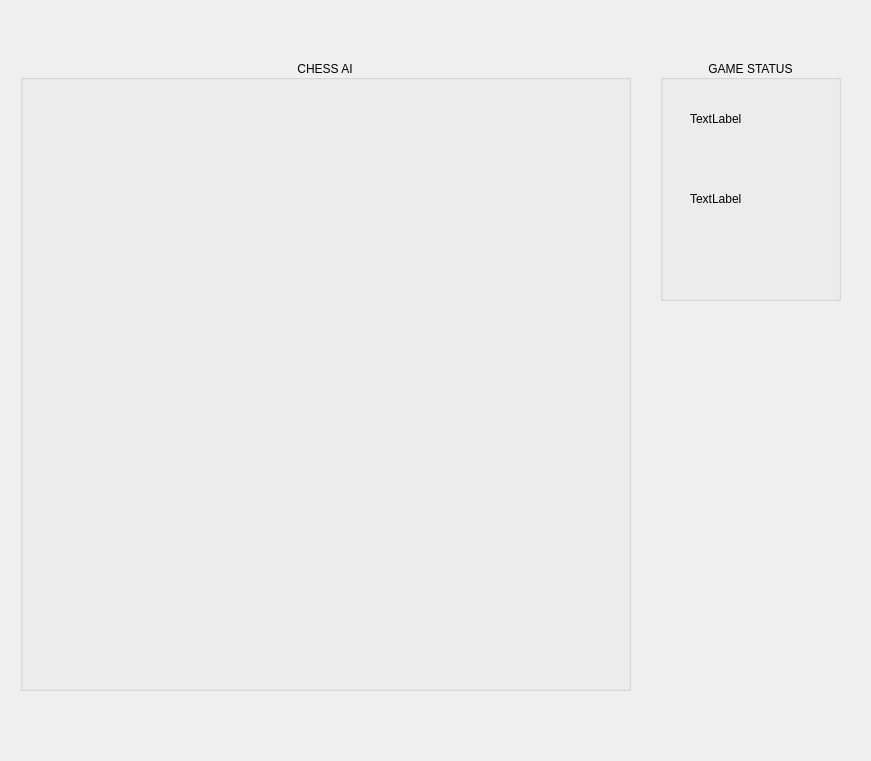
Above: chessAI.ui from addinedu-ros-4th/deeplearning-repo-4 before the change. Below: the same form after it.
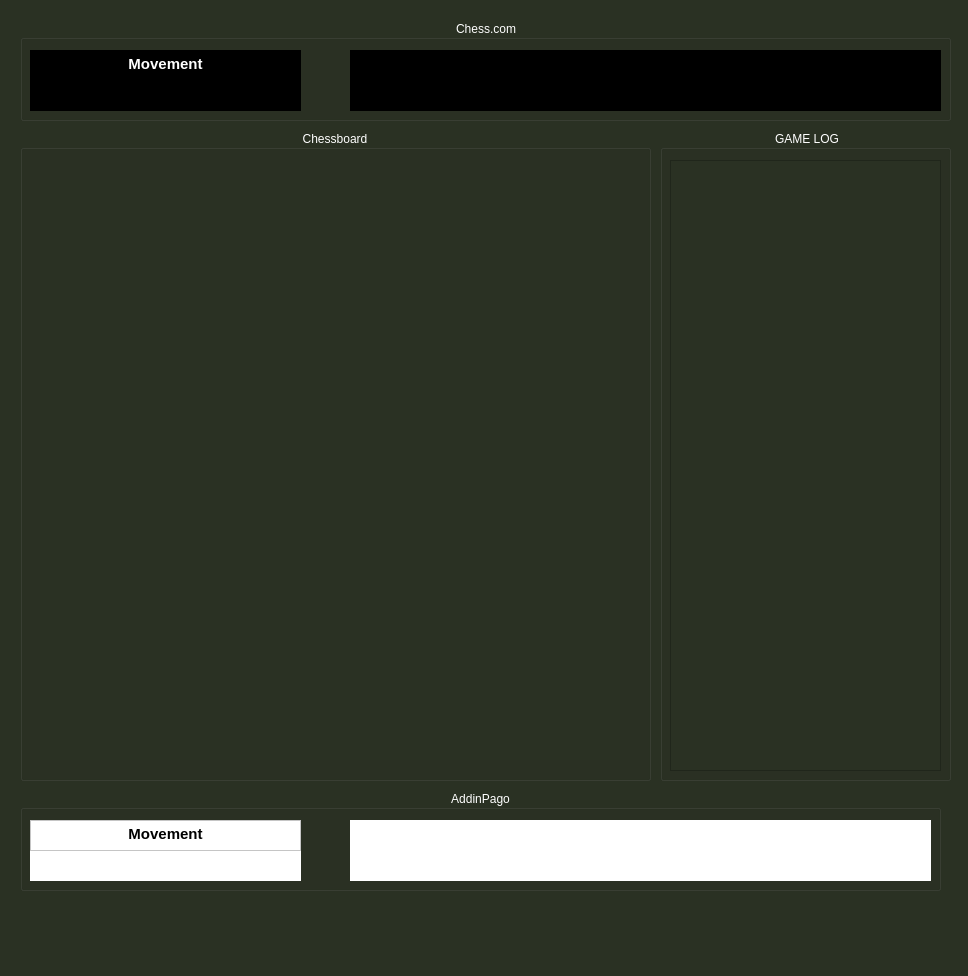
That is the form after the change.

Diff of the .ui file:
```diff
--- a/chessAI.ui
+++ b/chessAI.ui
@@ -6,66 +6,90 @@
    <rect>
     <x>0</x>
     <y>0</y>
-    <width>871</width>
-    <height>761</height>
+    <width>968</width>
+    <height>976</height>
    </rect>
   </property>
   <property name="windowTitle">
    <string>Dialog</string>
   </property>
+  <property name="styleSheet">
+   <string notr="true">background-color: rgb(42, 49, 35);</string>
+  </property>
   <widget class="QGroupBox" name="groupBox">
    <property name="geometry">
     <rect>
      <x>660</x>
-     <y>60</y>
-     <width>181</width>
-     <height>241</height>
+     <y>130</y>
+     <width>291</width>
+     <height>651</height>
     </rect>
    </property>
+   <property name="styleSheet">
+    <string notr="true">color: rgb(255, 255, 255);
+border-color: rgb(0, 0, 0);</string>
+   </property>
    <property name="title">
-    <string>GAME STATUS</string>
+    <string>GAME LOG</string>
    </property>
    <property name="alignment">
     <set>Qt::AlignCenter</set>
    </property>
-   <widget class="QLabel" name="label_2">
+   <widget class="QScrollArea" name="scrollArea">
     <property name="geometry">
      <rect>
-      <x>30</x>
-      <y>50</y>
-      <width>67</width>
-      <height>17</height>
+      <x>10</x>
+      <y>30</y>
+      <width>271</width>
+      <height>611</height>
      </rect>
     </property>
-    <property name="text">
-     <string>TextLabel</string>
+    <property name="widgetResizable">
+     <bool>true</bool>
     </property>
-   </widget>
-   <widget class="QLabel" name="label_3">
-    <property name="geometry">
-     <rect>
-      <x>30</x>
-      <y>130</y>
-      <width>67</width>
-      <height>17</height>
-     </rect>
-    </property>
-    <property name="text">
-     <string>TextLabel</string>
-    </property>
+    <widget class="QWidget" name="scrollAreaWidgetContents">
+     <property name="geometry">
+      <rect>
+       <x>0</x>
+       <y>0</y>
+       <width>269</width>
+       <height>609</height>
+      </rect>
+     </property>
+     <widget class="QLabel" name="gamehistory">
+      <property name="geometry">
+       <rect>
+        <x>0</x>
+        <y>0</y>
+        <width>251</width>
+        <height>591</height>
+       </rect>
+      </property>
+      <property name="text">
+       <string/>
+      </property>
+      <property name="alignment">
+       <set>Qt::AlignHCenter|Qt::AlignTop</set>
+      </property>
+     </widget>
+    </widget>
    </widget>
   </widget>
   <widget class="QGroupBox" name="groupBox_2">
    <property name="geometry">
     <rect>
      <x>20</x>
-     <y>60</y>
-     <width>611</width>
-     <height>631</height>
+     <y>130</y>
+     <width>631</width>
+     <height>651</height>
     </rect>
    </property>
+   <property name="styleSheet">
+    <string notr="true">color: rgb(255, 255, 255);
+border-color: rgb(0, 0, 0);</string>
+   </property>
    <property name="title">
-    <string>CHESS AI</string>
+    <string>Chessboard</string>
    </property>
    <property name="alignment">
     <set>Qt::AlignCenter</set>
@@ -74,9 +98,9 @@
     <property name="geometry">
      <rect>
       <x>20</x>
-      <y>40</y>
-      <width>551</width>
-      <height>531</height>
+      <y>50</y>
+      <width>580</width>
+      <height>580</height>
      </rect>
     </property>
     <property name="text">
@@ -84,6 +108,168 @@
     </property>
    </widget>
   </widget>
+  <widget class="QGroupBox" name="groupBox_3">
+   <property name="geometry">
+    <rect>
+     <x>20</x>
+     <y>20</y>
+     <width>931</width>
+     <height>101</height>
+    </rect>
+   </property>
+   <property name="styleSheet">
+    <string notr="true">color: rgb(255, 255, 255);
+border-color: rgb(0, 0, 0);</string>
+   </property>
+   <property name="title">
+    <string>Chess.com</string>
+   </property>
+   <property name="alignment">
+    <set>Qt::AlignCenter</set>
+   </property>
+   <widget class="QLabel" name="compmove">
+    <property name="geometry">
+     <rect>
+      <x>10</x>
+      <y>60</y>
+      <width>271</width>
+      <height>31</height>
+     </rect>
+    </property>
+    <property name="styleSheet">
+     <string notr="true">background-color: rgb(0, 0, 0);
+border-color: rgb(0, 0, 0);
+color: rgb(255, 255, 255);</string>
+    </property>
+    <property name="text">
+     <string/>
+    </property>
+    <property name="alignment">
+     <set>Qt::AlignCenter</set>
+    </property>
+   </widget>
+   <widget class="QTextEdit" name="textEdit_4">
+    <property name="geometry">
+     <rect>
+      <x>10</x>
+      <y>30</y>
+      <width>271</width>
+      <height>31</height>
+     </rect>
+    </property>
+    <property name="styleSheet">
+     <string notr="true">background-color: rgb(0, 0, 0);
+border-color: rgb(0, 0, 0);</string>
+    </property>
+    <property name="html">
+     <string>&lt;!DOCTYPE HTML PUBLIC &quot;-//W3C//DTD HTML 4.0//EN&quot; &quot;http://www.w3.org/TR/REC-html40/strict.dtd&quot;&gt;
+&lt;html&gt;&lt;head&gt;&lt;meta name=&quot;qrichtext&quot; content=&quot;1&quot; /&gt;&lt;style type=&quot;text/css&quot;&gt;
+p, li { white-space: pre-wrap; }
+&lt;/style&gt;&lt;/head&gt;&lt;body style=&quot; font-family:'Ubuntu'; font-size:11pt; font-weight:400; font-style:normal;&quot;&gt;
+&lt;p align=&quot;center&quot; style=&quot; margin-top:0px; margin-bottom:0px; margin-left:0px; margin-right:0px; -qt-block-indent:0; text-indent:0px;&quot;&gt;&lt;span style=&quot; font-weight:600;&quot;&gt;Movement&lt;/span&gt;&lt;/p&gt;&lt;/body&gt;&lt;/html&gt;</string>
+    </property>
+   </widget>
+   <widget class="QLabel" name="blackpieces">
+    <property name="geometry">
+     <rect>
+      <x>330</x>
+      <y>30</y>
+      <width>591</width>
+      <height>61</height>
+     </rect>
+    </property>
+    <property name="styleSheet">
+     <string notr="true">background-color: rgb(0,0,0);
+color: rgb(255, 255, 255);</string>
+    </property>
+    <property name="text">
+     <string/>
+    </property>
+   </widget>
+  </widget>
+  <widget class="QGroupBox" name="groupBox_4">
+   <property name="geometry">
+    <rect>
+     <x>20</x>
+     <y>790</y>
+     <width>921</width>
+     <height>101</height>
+    </rect>
+   </property>
+   <property name="styleSheet">
+    <string notr="true">color: rgb(255, 255, 255);
+border-color: rgb(0, 0, 0);</string>
+   </property>
+   <property name="title">
+    <string>AddinPago</string>
+   </property>
+   <property name="alignment">
+    <set>Qt::AlignCenter</set>
+   </property>
+   <widget class="QLabel" name="mymove">
+    <property name="geometry">
+     <rect>
+      <x>10</x>
+      <y>60</y>
+      <width>271</width>
+      <height>31</height>
+     </rect>
+    </property>
+    <property name="styleSheet">
+     <string notr="true">color: rgb(0, 0, 0);
+border-color: rgb(255, 255, 255);
+background-color: rgb(255, 255, 255);</string>
+    </property>
+    <property name="text">
+     <string/>
+    </property>
+    <property name="alignment">
+     <set>Qt::AlignCenter</set>
+    </property>
+   </widget>
+   <widget class="QTextEdit" name="textEdit_2">
+    <property name="geometry">
+     <rect>
+      <x>10</x>
+      <y>30</y>
+      <width>271</width>
+      <height>31</height>
+     </rect>
+    </property>
+    <property name="styleSheet">
+     <string notr="true">background-color: rgb(255, 255, 255);
+border-color: rgb(255, 255, 255);
+color: rgb(0, 0, 0);</string>
+    </property>
+    <property name="html">
+     <string>&lt;!DOCTYPE HTML PUBLIC &quot;-//W3C//DTD HTML 4.0//EN&quot; &quot;http://www.w3.org/TR/REC-html40/strict.dtd&quot;&gt;
+&lt;html&gt;&lt;head&gt;&lt;meta name=&quot;qrichtext&quot; content=&quot;1&quot; /&gt;&lt;style type=&quot;text/css&quot;&gt;
+p, li { white-space: pre-wrap; }
+&lt;/style&gt;&lt;/head&gt;&lt;body style=&quot; font-family:'Ubuntu'; font-size:11pt; font-weight:400; font-style:normal;&quot;&gt;
+&lt;p align=&quot;center&quot; style=&quot; margin-top:0px; margin-bottom:0px; margin-left:0px; margin-right:0px; -qt-block-indent:0; text-indent:0px;&quot;&gt;&lt;span style=&quot; font-weight:600;&quot;&gt;Movement&lt;/span&gt;&lt;/p&gt;&lt;/body&gt;&lt;/html&gt;</string>
+    </property>
+   </widget>
+   <widget class="QLabel" name="whitepieces">
+    <property name="geometry">
+     <rect>
+      <x>330</x>
+      <y>30</y>
+      <width>581</width>
+      <height>61</height>
+     </rect>
+    </property>
+    <property name="styleSheet">
+     <string notr="true">background-color: rgb(255,255,255);
+color: rgb(0, 0, 0);</string>
+    </property>
+    <property name="text">
+     <string/>
+    </property>
+    <property name="alignment">
+     <set>Qt::AlignLeading|Qt::AlignLeft|Qt::AlignTop</set>
+    </property>
+   </widget>
+  </widget>
  </widget>
  <resources/>
  <connections/>
```
